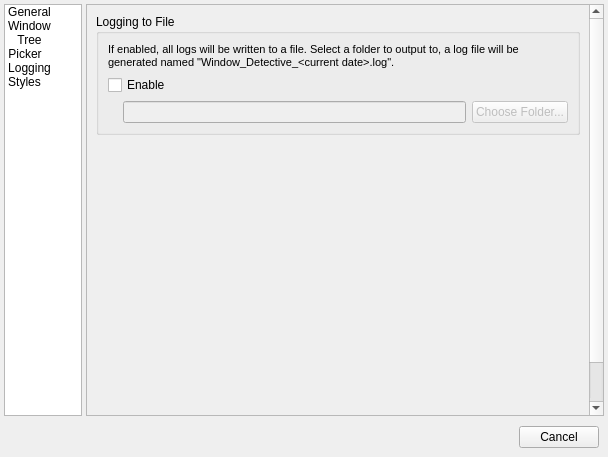
This is src/forms/PreferencesWindow.ui in WindowDetective/WindowDetective as Qt 5 draws it before an edit. The edited form follows.
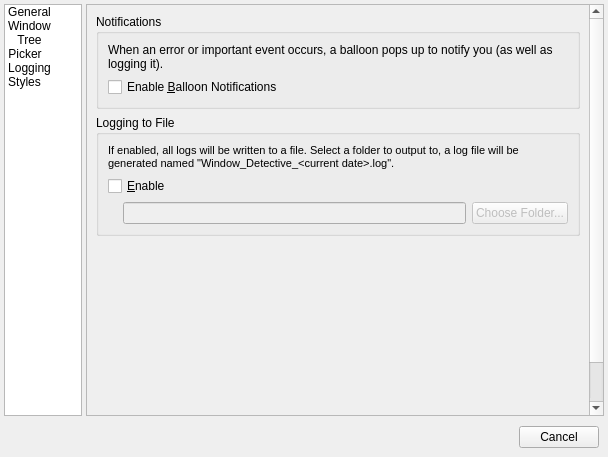
This is the edited form. The open tabs and pages were chosen to show the change. Icons and pictures are not drawn. Custom widgets are drawn as their Qt base class.

```diff
--- a/src/forms/PreferencesWindow.ui
+++ b/src/forms/PreferencesWindow.ui
@@ -1000,7 +1000,7 @@
               <property name="fieldGrowthPolicy">
                <enum>QFormLayout::AllNonFixedFieldsGrow</enum>
               </property>
-              <item row="0" column="0" colspan="2">
+              <item row="1" column="0" colspan="2">
                <widget class="QGroupBox" name="groupBox_2">
                 <property name="title">
                  <string>Logging to File</string>
@@ -1012,7 +1012,7 @@
                  <item row="1" column="0">
                   <widget class="QCheckBox" name="chLogToFile">
                    <property name="text">
-                    <string>Enable</string>
+                    <string>&amp;Enable</string>
                    </property>
                   </widget>
                  </item>
@@ -1068,6 +1068,32 @@
                 </layout>
                </widget>
               </item>
+              <item row="0" column="0" colspan="2">
+               <widget class="QGroupBox" name="groupBox_10">
+                <property name="title">
+                 <string>Notifications</string>
+                </property>
+                <layout class="QVBoxLayout" name="verticalLayout_11">
+                 <item>
+                  <widget class="QLabel" name="label_23">
+                   <property name="text">
+                    <string>When an error or important event occurs, a balloon pops up to notify you (as well as logging it).</string>
+                   </property>
+                   <property name="wordWrap">
+                    <bool>true</bool>
+                   </property>
+                  </widget>
+                 </item>
+                 <item>
+                  <widget class="QCheckBox" name="chEnableBalloon">
+                   <property name="text">
+                    <string>Enable &amp;Balloon Notifications</string>
+                   </property>
+                  </widget>
+                 </item>
+                </layout>
+               </widget>
+              </item>
              </layout>
             </widget>
             <widget class="QWidget" name="stylesPage">
```
Left out of the diff: 57 changed lines with no effect on the pictures.
